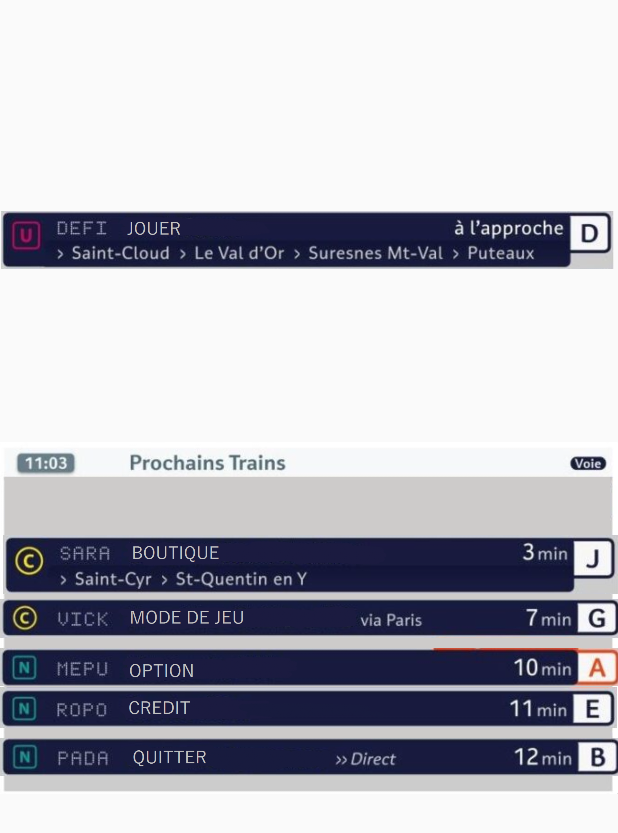
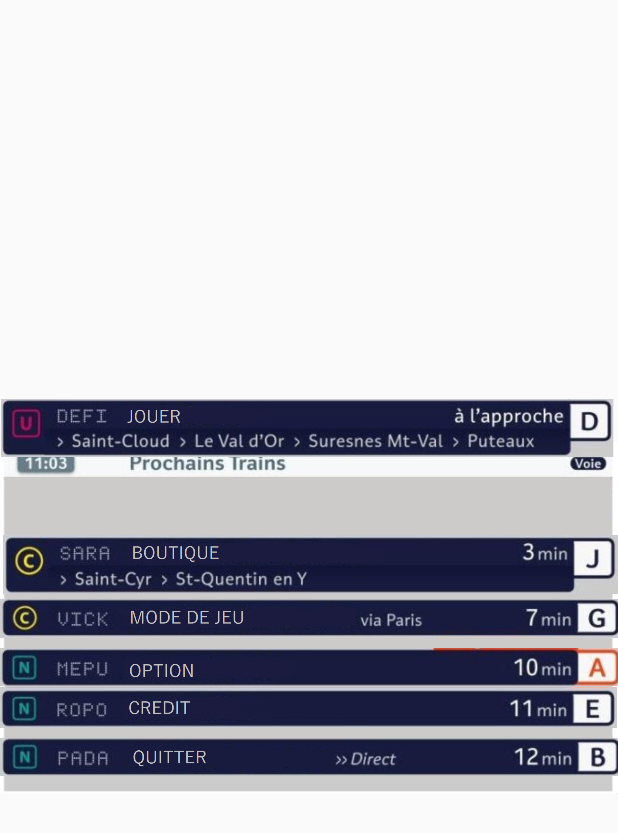
Before and after one commit to MADEinFEUR/Paris_JO_2024_Simulator, an Android app built with Jetpack Compose: the MenuActivity screen opened directly, with no data from a screen before it, on a phone screen of 412 x 824 dp. Shown: the top 833 px of the screen. Run offline under Robolectric (Android 15) with nearby library versions, the phone set to English and light mode, and no system bars.

Commit message:
fix menuprincipal

```diff
--- a/app/src/main/res/layout/menu_activity.xml
+++ b/app/src/main/res/layout/menu_activity.xml
@@ -16,6 +16,7 @@
         app:layout_constraintTop_toTopOf="parent"
         app:layout_constraintVertical_bias="0.0"
         app:srcCompat="@drawable/menugris" />
+    8
 
     <ImageView
         android:id="@+id/imageView14"
@@ -27,7 +28,7 @@
         app:layout_constraintHorizontal_bias="0.0"
         app:layout_constraintStart_toStartOf="parent"
         app:layout_constraintTop_toTopOf="@+id/imageView13"
-        app:layout_constraintVertical_bias="0.17"
+        app:layout_constraintVertical_bias="0.334"
         app:srcCompat="@drawable/menujouer" />
 
     <ImageView
```
